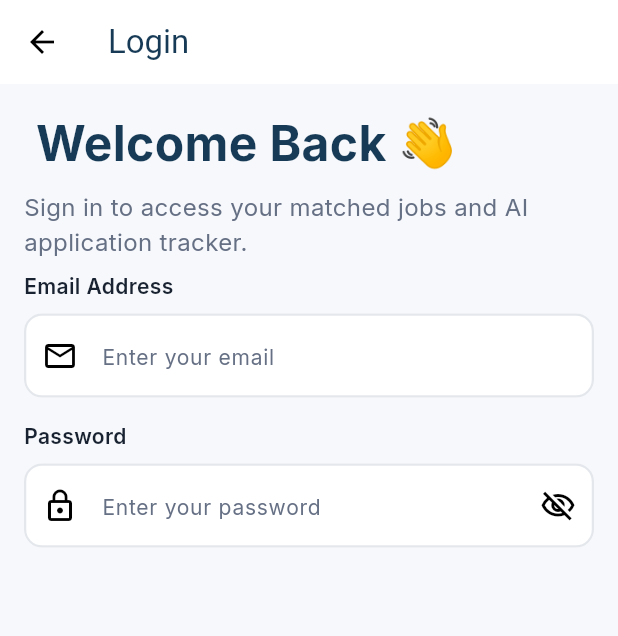
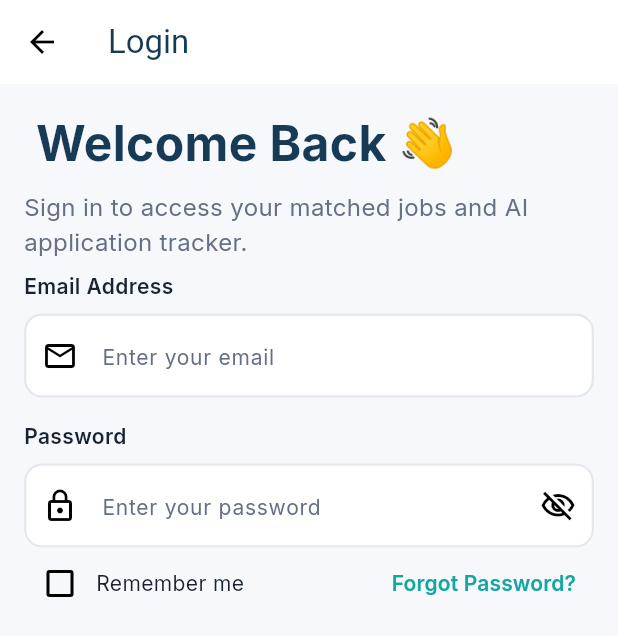
Before and after one commit to yasmeenn123/career_match, a Flutter app: the screen it shows after launch, on a phone screen of 412 x 824 dp. Shown: the top 636 px of the screen. Run offline on Flutter 3.47's test engine with Material 3 defaults, Android fonts, the phone set to English and light mode, and no system bars; our stand-ins replace google_fonts.

Commit message:
Add remember me row

```diff
--- a/lib/core/widgets/app_text_field.dart
+++ b/lib/core/widgets/app_text_field.dart
@@ -11,12 +11,14 @@ class AppTextField extends StatefulWidget {
   final IconData? prefixIcon;
   final bool isPassword;
 
+
   @override
   State<AppTextField> createState() => _AppTextFieldState();
 }
 
 class _AppTextFieldState extends State<AppTextField> {
   bool _hidden =true;
+
   @override
   Widget build(BuildContext context) {
     return  Column(
@@ -63,6 +65,7 @@ borderSide: BorderSide(
 
         ),
 
+
       ],
 
     );
--- a/lib/features/auth/presentation/screens/login_screen.dart
+++ b/lib/features/auth/presentation/screens/login_screen.dart
@@ -3,9 +3,16 @@ import 'package:graduation_project/core/theme/app_color.dart';
 import 'package:graduation_project/core/theme/app_size.dart';
 import 'package:graduation_project/core/theme/app_text_style.dart';
 import 'package:graduation_project/core/widgets/app_text_field.dart';
-class LoginScreen extends StatelessWidget {
+import 'package:graduation_project/features/auth/presentation/widgets/remember_me_row.dart';
+class LoginScreen extends StatefulWidget {
   const LoginScreen({super.key});
 
+  @override
+  State<LoginScreen> createState() => _LoginScreenState();
+}
+
+class _LoginScreenState extends State<LoginScreen> {
+  bool rememberMe = false;
   @override
   Widget build(BuildContext context) {
     return  Scaffold(
@@ -45,6 +52,13 @@ class LoginScreen extends StatelessWidget {
                   prefixIcon: Icons.lock_outline,
                   isPassword: true,
                 ),
+                RememberMeRow(
+                  value: rememberMe,
+                  onChanged: (v)=>setState(() {
+                    rememberMe=v!;
+                  }),
+                  onForgotPassword: (){},
+                ),
               ],
             ),
           ),
--- /dev/null
+++ b/lib/features/auth/presentation/widgets/remember_me_row.dart
@@ -0,0 +1,42 @@
+import 'package:flutter/material.dart';
+import 'package:graduation_project/core/theme/app_color.dart';
+import 'package:graduation_project/core/theme/app_text_style.dart';
+
+class RememberMeRow extends StatelessWidget {
+  const RememberMeRow({
+    super.key,
+    required this.value,
+    required this.onChanged,
+    required this.onForgotPassword,
+  });
+
+  final bool value;
+  final ValueChanged<bool?> onChanged;
+  final VoidCallback onForgotPassword;
+
+  @override
+  Widget build(BuildContext context) {
+    return Row(
+      mainAxisAlignment: MainAxisAlignment.spaceBetween,
+      children: [
+        Row(
+          children: [
+            Checkbox(
+              value: value,
+              activeColor: AppColor.navy,
+              onChanged: onChanged,
+            ),
+            Text('Remember me', style: AppTextStyle.bodyMd),
+          ],
+        ),
+        TextButton(
+          onPressed: onForgotPassword,
+          child: Text(
+            'Forgot Password?',
+            style: AppTextStyle.labelLg.copyWith(color: AppColor.teal),
+          ),
+        ),
+      ],
+    );
+  }
+}
```
